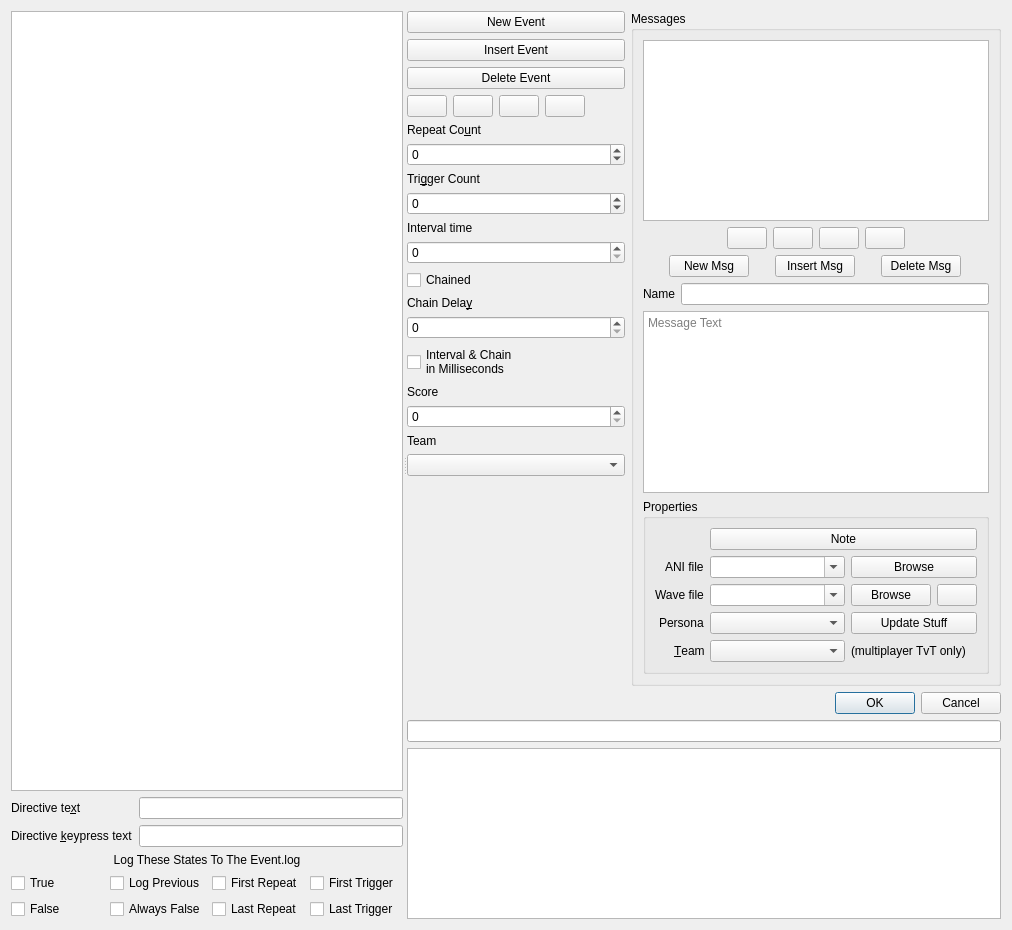
Above: qtfred/ui/MissionEventsDialog.ui from scp-fs2open/fs2open.github.com before the change. Below: the same form after it.
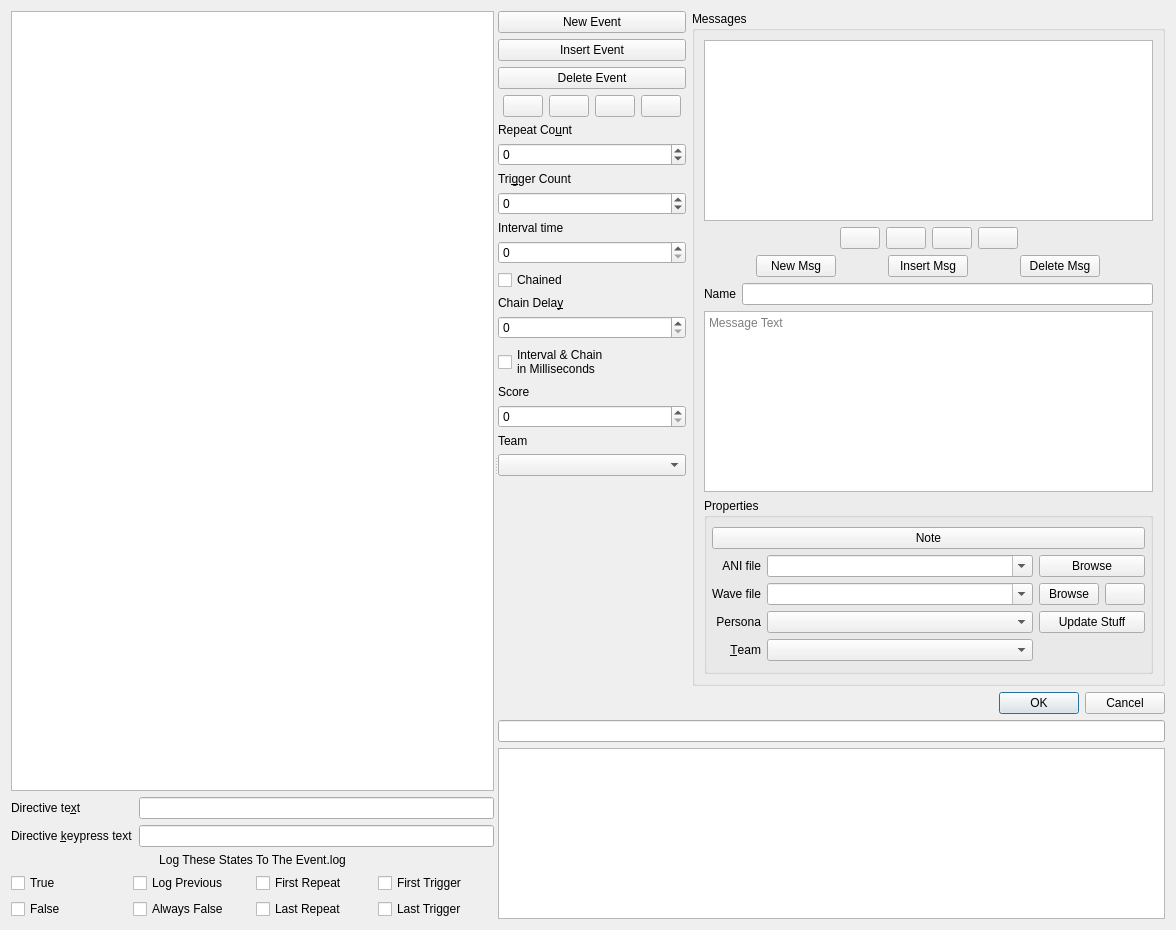
That is the form after the change. Custom widgets are drawn as their Qt base class.

Commit message: Move Items to a grid layout for easy sizing

Diff of the .ui file:
```diff
--- a/qtfred/ui/MissionEventsDialog.ui
+++ b/qtfred/ui/MissionEventsDialog.ui
@@ -6,7 +6,7 @@
    <rect>
     <x>0</x>
     <y>0</y>
-    <width>1012</width>
+    <width>1176</width>
     <height>930</height>
    </rect>
   </property>
@@ -146,6 +146,12 @@
       </layout>
      </widget>
      <widget class="QWidget" name="rightPanel" native="true">
+      <property name="minimumSize">
+       <size>
+        <width>600</width>
+        <height>0</height>
+       </size>
+      </property>
       <layout class="QVBoxLayout" name="rightPanelLayout">
        <property name="leftMargin">
         <number>0</number>
@@ -223,6 +229,19 @@
            </item>
            <item>
             <layout class="QHBoxLayout" name="eventUpDownLayout">
+              <item>
+               <spacer name="eventUpDownSpacerLeft">
+                <property name="orientation">
+                 <enum>Qt::Orientation::Horizontal</enum>
+                </property>
+                <property name="sizeHint" stdset="0">
+                 <size>
+                  <width>5</width>
+                  <height>20</height>
+                 </size>
+                </property>
+               </spacer>
+              </item>
              <item>
               <widget class="QPushButton" name="eventMoveTopBtn">
                <property name="sizePolicy">
@@ -294,7 +313,7 @@
                </property>
                <property name="sizeHint" stdset="0">
                 <size>
-                 <width>40</width>
+                  <width>5</width>
                  <height>20</height>
                 </size>
                </property>
@@ -442,129 +461,6 @@
               <string>Messages</string>
              </property>
              <layout class="QGridLayout" name="gridLayout_2">
-          <item row="6" column="0" colspan="2">
-           <widget class="QGroupBox" name="groupBox_2">
-            <property name="title">
-             <string>Properties</string>
-            </property>
-            <layout class="QGridLayout" name="gridLayout_6" columnstretch="0,1,0,0">
-             <item row="2" column="2">
-              <widget class="QPushButton" name="btnBrowseWave">
-               <property name="sizePolicy">
-                <sizepolicy hsizetype="Minimum" vsizetype="Fixed">
-                 <horstretch>0</horstretch>
-                 <verstretch>0</verstretch>
-                </sizepolicy>
-               </property>
-               <property name="text">
-                <string>Browse</string>
-               </property>
-              </widget>
-             </item>
-             <item row="1" column="0" alignment="Qt::AlignRight">
-              <widget class="QLabel" name="label_10">
-               <property name="text">
-                <string>ANI file</string>
-               </property>
-               <property name="buddy">
-                <cstring>aniCombo</cstring>
-               </property>
-              </widget>
-             </item>
-             <item row="4" column="1">
-              <widget class="QComboBox" name="messageTeamCombo"/>
-             </item>
-             <item row="1" column="1">
-              <widget class="QComboBox" name="aniCombo">
-               <property name="editable">
-                <bool>true</bool>
-               </property>
-              </widget>
-             </item>
-             <item row="2" column="0" alignment="Qt::AlignRight">
-              <widget class="QLabel" name="label_11">
-               <property name="text">
-                <string>Wave file</string>
-               </property>
-               <property name="buddy">
-                <cstring>waveCombo</cstring>
-               </property>
-              </widget>
-             </item>
-             <item row="3" column="1">
-              <widget class="QComboBox" name="personaCombo"/>
-             </item>
-             <item row="4" column="2" colspan="2">
-              <widget class="QLabel" name="label_14">
-               <property name="text">
-                <string>(multiplayer TvT only)</string>
-               </property>
-              </widget>
-             </item>
-             <item row="3" column="0" alignment="Qt::AlignRight">
-              <widget class="QLabel" name="label_12">
-               <property name="text">
-                <string>Persona</string>
-               </property>
-               <property name="buddy">
-                <cstring>personaCombo</cstring>
-               </property>
-              </widget>
-             </item>
-             <item row="2" column="3">
-              <widget class="QPushButton" name="btnWavePlay">
-               <property name="sizePolicy">
-                <sizepolicy hsizetype="Fixed" vsizetype="Fixed">
-                 <horstretch>0</horstretch>
-                 <verstretch>0</verstretch>
-                </sizepolicy>
-               </property>
-               <property name="text">
-                <string/>
-               </property>
-              </widget>
-             </item>
-             <item row="3" column="2" colspan="2">
-              <widget class="QPushButton" name="btnUpdateStuff">
-               <property name="text">
-                <string>Update Stuff</string>
-               </property>
-              </widget>
-             </item>
-             <item row="4" column="0" alignment="Qt::AlignRight">
-              <widget class="QLabel" name="label_13">
-               <property name="text">
-                <string>&amp;Team</string>
-               </property>
-               <property name="buddy">
-                <cstring>messageTeamCombo</cstring>
-               </property>
-              </widget>
-             </item>
-             <item row="2" column="1">
-              <widget class="QComboBox" name="waveCombo">
-               <property name="editable">
-                <bool>true</bool>
-               </property>
-              </widget>
-             </item>
-             <item row="1" column="2" colspan="2">
-              <widget class="QPushButton" name="btnAniBrowse">
-               <property name="text">
-                <string>Browse</string>
-               </property>
-              </widget>
-             </item>
-             <item row="0" column="1" colspan="3">
-              <widget class="QPushButton" name="btnMsgNote">
-               <property name="text">
-                <string>Note</string>
-               </property>
-              </widget>
-             </item>
-            </layout>
-           </widget>
-          </item>
           <item row="0" column="0" colspan="2">
            <widget class="QListWidget" name="messageList">
             <property name="editTriggers">
@@ -751,6 +647,202 @@
             </item>
            </layout>
           </item>
+              <item row="4" column="0" colspan="2">
+               <widget class="QPlainTextEdit" name="messageContent">
+                <property name="statusTip">
+                 <string>Message Text</string>
+                </property>
+                <property name="whatsThis">
+                 <string>Message Text</string>
+                </property>
+                <property name="placeholderText">
+                 <string>Message Text</string>
+                </property>
+               </widget>
+              </item>
+              <item row="6" column="0" colspan="2">
+               <widget class="QGroupBox" name="groupBox_2">
+                <property name="title">
+                 <string>Properties</string>
+                </property>
+                <layout class="QGridLayout" name="gridLayout_6" columnstretch="0,1,0,0">
+                 <property name="leftMargin">
+                  <number>5</number>
+                 </property>
+                 <property name="rightMargin">
+                  <number>5</number>
+                 </property>
+                 <item row="0" column="0" colspan="3">
+                  <layout class="QGridLayout" name="gridLayout">
+                   <item row="3" column="3">
+                    <widget class="QPushButton" name="btnUpdateStuff">
+                     <property name="text">
+                      <string>Update Stuff</string>
+                     </property>
+                    </widget>
+                   </item>
+                   <item row="4" column="0">
+                    <widget class="QLabel" name="label_13">
+                     <property name="layoutDirection">
+                      <enum>Qt::LayoutDirection::LeftToRight</enum>
+                     </property>
+                     <property name="text">
+                      <string>&amp;Team</string>
+                     </property>
+                     <property name="alignment">
+                      <set>Qt::AlignmentFlag::AlignRight|Qt::AlignmentFlag::AlignTrailing|Qt::AlignmentFlag::AlignVCenter</set>
+                     </property>
+                     <property name="buddy">
+                      <cstring>messageTeamCombo</cstring>
+                     </property>
+                    </widget>
+                   </item>
+                   <item row="3" column="0">
+                    <widget class="QLabel" name="label_12">
+                     <property name="layoutDirection">
+                      <enum>Qt::LayoutDirection::LeftToRight</enum>
+                     </property>
+                     <property name="text">
+                      <string>Persona</string>
+                     </property>
+                     <property name="alignment">
+                      <set>Qt::AlignmentFlag::AlignRight|Qt::AlignmentFlag::AlignTrailing|Qt::AlignmentFlag::AlignVCenter</set>
+                     </property>
+                     <property name="buddy">
+                      <cstring>personaCombo</cstring>
+                     </property>
+                    </widget>
+                   </item>
+                   <item row="1" column="3">
+                    <widget class="QPushButton" name="btnAniBrowse">
+                     <property name="text">
+                      <string>Browse</string>
+                     </property>
+                    </widget>
+                   </item>
+                   <item row="4" column="1" colspan="2">
+                    <widget class="QComboBox" name="messageTeamCombo">
+                     <property name="toolTip">
+                      <string extracomment="Multiplayer Team Vs. Team Only"/>
+                     </property>
+                    </widget>
+                   </item>
+                   <item row="1" column="0">
+                    <widget class="QLabel" name="label_10">
+                     <property name="layoutDirection">
+                      <enum>Qt::LayoutDirection::LeftToRight</enum>
+                     </property>
+                     <property name="text">
+                      <string>ANI file</string>
+                     </property>
+                     <property name="alignment">
+                      <set>Qt::AlignmentFlag::AlignRight|Qt::AlignmentFlag::AlignTrailing|Qt::AlignmentFlag::AlignVCenter</set>
+                     </property>
+                     <property name="buddy">
+                      <cstring>aniCombo</cstring>
+                     </property>
+                    </widget>
+                   </item>
+                   <item row="3" column="1" colspan="2">
+                    <widget class="QComboBox" name="personaCombo"/>
+                   </item>
+                   <item row="2" column="3">
+                    <layout class="QHBoxLayout" name="horizontalLayout">
+                     <item>
+                      <widget class="QPushButton" name="btnBrowseWave">
+                       <property name="sizePolicy">
+                        <sizepolicy hsizetype="Minimum" vsizetype="Fixed">
+                         <horstretch>0</horstretch>
+                         <verstretch>0</verstretch>
+                        </sizepolicy>
+                       </property>
+                       <property name="maximumSize">
+                        <size>
+                         <width>60</width>
+                         <height>16777215</height>
+                        </size>
+                       </property>
+                       <property name="text">
+                        <string>Browse</string>
+                       </property>
+                      </widget>
+                     </item>
+                     <item>
+                      <widget class="QPushButton" name="btnWavePlay">
+                       <property name="sizePolicy">
+                        <sizepolicy hsizetype="Fixed" vsizetype="Fixed">
+                         <horstretch>0</horstretch>
+                         <verstretch>0</verstretch>
+                        </sizepolicy>
+                       </property>
+                       <property name="maximumSize">
+                        <size>
+                         <width>40</width>
+                         <height>16777215</height>
+                        </size>
+                       </property>
+                       <property name="text">
+                        <string/>
+                       </property>
+                      </widget>
+                     </item>
+                    </layout>
+                   </item>
+                   <item row="1" column="1" colspan="2">
+                    <widget class="QComboBox" name="aniCombo">
+                     <property name="editable">
+                      <bool>true</bool>
+                     </property>
+                    </widget>
+                   </item>
+                   <item row="2" column="0">
+                    <widget class="QLabel" name="label_11">
+                     <property name="layoutDirection">
+                      <enum>Qt::LayoutDirection::LeftToRight</enum>
+                     </property>
+                     <property name="text">
+                      <string>Wave file</string>
+                     </property>
+                     <property name="alignment">
+                      <set>Qt::AlignmentFlag::AlignRight|Qt::AlignmentFlag::AlignTrailing|Qt::AlignmentFlag::AlignVCenter</set>
+                     </property>
+                     <property name="buddy">
+                      <cstring>waveCombo</cstring>
+                     </property>
+                    </widget>
+                   </item>
+                   <item row="2" column="1" colspan="2">
+                    <widget class="QComboBox" name="waveCombo">
+                     <property name="editable">
+                      <bool>true</bool>
+                     </property>
+                    </widget>
+                   </item>
+                   <item row="5" column="1">
+                    <spacer name="horizontalSpacer">
+                     <property name="orientation">
+                      <enum>Qt::Orientation::Horizontal</enum>
+                     </property>
+                     <property name="sizeHint" stdset="0">
+                      <size>
+                       <width>40</width>
+                       <height>1</height>
+                      </size>
+                     </property>
+                    </spacer>
+                   </item>
+                   <item row="0" column="0" colspan="4">
+                    <widget class="QPushButton" name="btnMsgNote">
+                     <property name="text">
+                      <string>Note</string>
+                     </property>
+                    </widget>
+                   </item>
+                  </layout>
+                 </item>
+                </layout>
+               </widget>
+              </item>
          </layout>
             </widget>
            </item>
```
Left out of the diff: 35 changed lines with no effect on the pictures. Lines whose indentation alone changed are shown as unchanged.
